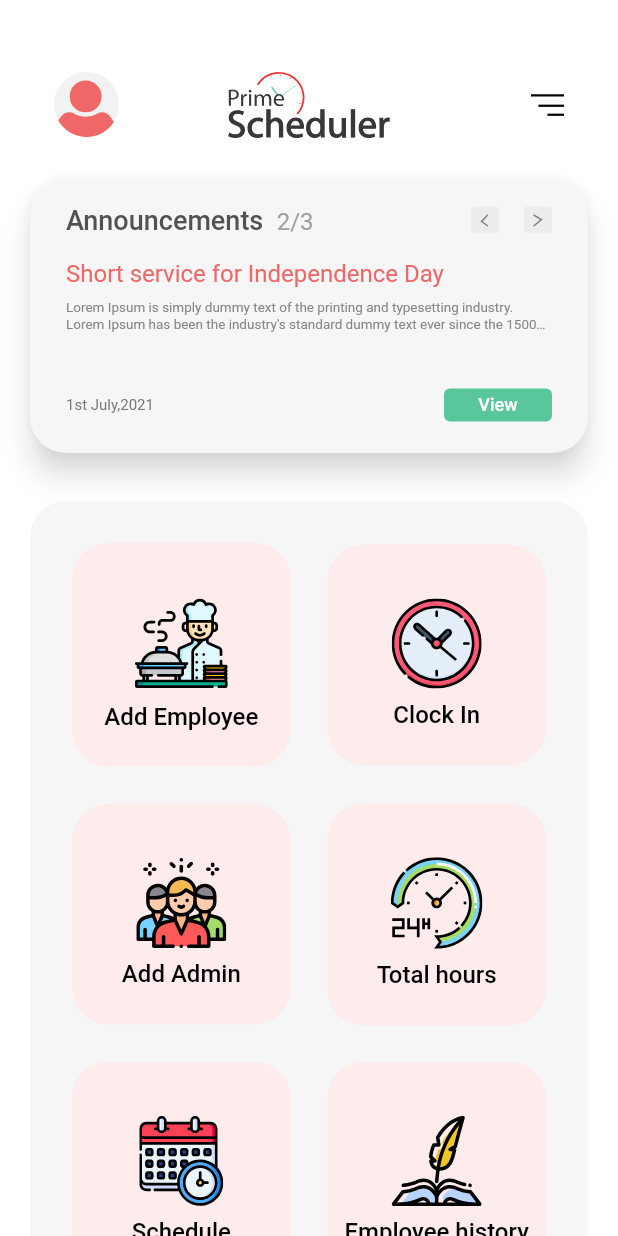
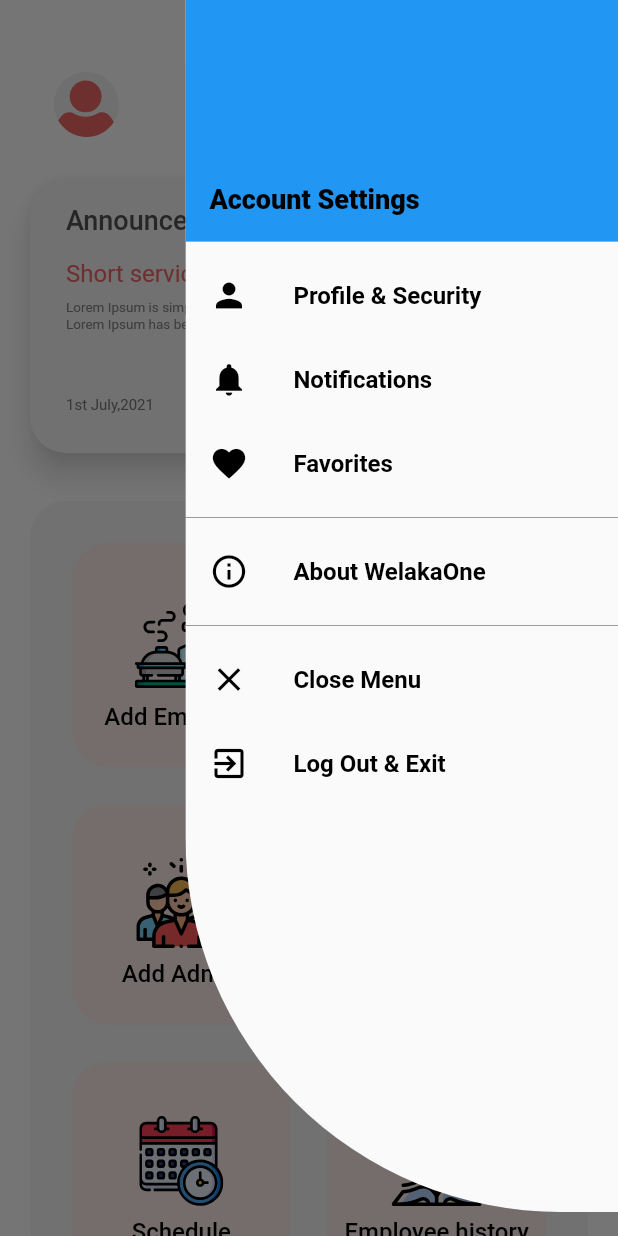
Before and after one commit to Saikat-Das-Roddur/prime_scheduler, a Flutter app: the LoggedInHomeScreen screen opened by its route, with the side drawer open (before the commit the screen has no drawer), on a phone screen of 412 x 824 dp. Run offline on Flutter 3.47's test engine with Material 2 defaults, Android fonts, the phone set to English and light mode, and no system bars; our stand-ins replace flutter_svg, fluttertoast, numberpicker, percent_indicator, progress_dialog, shared_preferences and 1 more; accounts and stored records are empty; project files that could hold a hidden picture were left out.

Commit message:
drawer added

```diff
--- a/lib/views/add_single_admin.dart
+++ b/lib/views/add_single_admin.dart
@@ -4,6 +4,7 @@ import 'package:flutter_svg/svg.dart';
 import 'package:fluttertoast/fluttertoast.dart';
 import 'package:prime_scheduler/bloc/add_admin_bloc.dart';
 import 'package:prime_scheduler/models/user_response.dart';
+import 'package:prime_scheduler/views/custom_end_drawer.dart';
 import 'package:progress_dialog/progress_dialog.dart';
 
 import 'logged_in_home.dart';
@@ -22,6 +23,7 @@ class _AddSingleAdminState extends State<AddSingleAdmin> {
   TextEditingController _emailController = TextEditingController();
   TextEditingController _mobileController = TextEditingController();
   AddAdminBloc? _addAdminBloc;
+  final GlobalKey<ScaffoldState> _scaffoldKey = new GlobalKey<ScaffoldState>();
   bool isValidEmail = false;
   ProgressDialog? progressDialog;
   RegExp _emailExp = RegExp(
@@ -37,6 +39,8 @@ class _AddSingleAdminState extends State<AddSingleAdmin> {
   @override
   Widget build(BuildContext context) {
     return Scaffold(
+      key: _scaffoldKey,
+      endDrawer: CustomEndDrawer(),
       body: SingleChildScrollView(
         child: Container(
           //height: MediaQuery.of(context).size.height,
@@ -81,9 +85,14 @@ class _AddSingleAdminState extends State<AddSingleAdmin> {
                         flex: 1,
                         child: Align(
                           alignment: Alignment.centerRight,
-                          child: SvgPicture.asset(
-                            "assets/images/Group 176.svg",
-                            color: const Color(0xff050505),
+                          child: GestureDetector(
+                            onTap: (){
+                              _scaffoldKey.currentState?.openEndDrawer();
+                            },
+                            child: SvgPicture.asset(
+                              "assets/images/Group 176.svg",
+                              color: const Color(0xff050505),
+                            ),
                           ),
                         )),
                   ],
--- a/lib/views/add_single_employee.dart
+++ b/lib/views/add_single_employee.dart
@@ -7,6 +7,7 @@ import 'package:fluttertoast/fluttertoast.dart';
 import 'package:intl/intl.dart';
 import 'package:prime_scheduler/bloc/add_employee_bloc.dart';
 import 'package:prime_scheduler/models/user_response.dart';
+import 'package:prime_scheduler/views/custom_end_drawer.dart';
 import 'package:prime_scheduler/views/logged_in_home.dart';
 import 'package:progress_dialog/progress_dialog.dart';
 
@@ -25,6 +26,7 @@ class _AddSingleEmployeeState extends State<AddSingleEmployee> {
   TextEditingController _mobileController = TextEditingController();
   TextEditingController _socialInsuranceNoController = TextEditingController();
   TextEditingController _dobController = TextEditingController();
+  final GlobalKey<ScaffoldState> _scaffoldKey = new GlobalKey<ScaffoldState>();
   DateTime dateTime = DateTime.now();
   String dob = "";
   bool isValidEmail = false,
@@ -49,6 +51,8 @@ class _AddSingleEmployeeState extends State<AddSingleEmployee> {
   Widget build(BuildContext context) {
     progressDialog = ProgressDialog(context, isDismissible: false);
     return Scaffold(
+      key: _scaffoldKey,
+      endDrawer: CustomEndDrawer(),
       body: SingleChildScrollView(
         child: Column(
           crossAxisAlignment: CrossAxisAlignment.stretch,
@@ -91,9 +95,14 @@ class _AddSingleEmployeeState extends State<AddSingleEmployee> {
                       flex: 1,
                       child: Align(
                         alignment: Alignment.centerRight,
-                        child: SvgPicture.asset(
-                          "assets/images/Group 176.svg",
-                          color: const Color(0xff050505),
+                        child: GestureDetector(
+                          onTap: (){
+                            _scaffoldKey.currentState?.openEndDrawer();
+                          },
+                          child: SvgPicture.asset(
+                            "assets/images/Group 176.svg",
+                            color: const Color(0xff050505),
+                          ),
                         ),
                       )),
                 ],
--- /dev/null
+++ b/lib/views/custom_end_drawer.dart
@@ -0,0 +1,179 @@
+import 'package:flutter/cupertino.dart';
+import 'package:flutter/material.dart';
+
+class CustomEndDrawer extends StatelessWidget {
+  const CustomEndDrawer({Key? key}) : super(key: key);
+
+  @override
+  Widget build(BuildContext context) {
+    // Home
+    // Add announcement
+    // Profile
+    // Update profile
+    // Change password
+    // logout
+
+    return Padding(
+      padding: const EdgeInsets.only(bottom: 16),
+      child: ClipRRect(
+        borderRadius: const BorderRadius.only(
+          bottomLeft: Radius.circular(250),
+        ),
+        child: SizedBox(
+          width: MediaQuery.of(context).size.width*.7,
+          child: Drawer(
+            child:  ListView(
+              children: <Widget>[
+                 const UserAccountsDrawerHeader(
+                  accountName: Text(
+                    '',
+                    style: TextStyle(
+                      fontSize: 1,
+                      fontWeight: FontWeight.w800,
+                      color: Colors.black,
+                    ),
+                  ),
+                  accountEmail: Text(
+                    'Account Settings',
+                    style: TextStyle(
+                      fontSize: 18,
+                      fontWeight: FontWeight.w800,
+                      color: Colors.black,
+                    ),
+                  ),
+                ),
+                ListTile(
+                  title: const Text(
+                    'Profile & Security',
+                    style: TextStyle(
+                      fontSize: 16.0,
+                      fontWeight: FontWeight.w600,
+                      color: Colors.black,
+                    ),
+                  ),
+                  onTap: () {
+                    // Update the state of the app
+                    // ...
+                    // Then close the drawer
+                    Navigator.pop(context);
+                  },
+                  leading: const Icon(
+                    Icons.person,
+                    size: 26.0,
+                    color: Colors.black,
+                  ),
+                ),
+                ListTile(
+                  title: const Text(
+                    'Notifications',
+                    style: TextStyle(
+                      fontSize: 16.0,
+                      fontWeight: FontWeight.w600,
+                      color: Colors.black,
+                    ),
+                  ),
+                  onTap: () {
+                    // Update the state of the app
+                    // ...
+                    // Then close the drawer
+                    Navigator.pop(context);
+                  },
+                  leading: const Icon(
+                    Icons.notifications,
+                    size: 26.0,
+                    color: Colors.black,
+                  ),
+                ),
+                ListTile(
+                  title: const Text(
+                    'Favorites',
+                    style: TextStyle(
+                      fontSize: 16.0,
+                      fontWeight: FontWeight.w600,
+                      color: Colors.black,
+                    ),
+                  ),
+                  onTap: () {
+                    // Update the state of the app
+                    // ...
+                    // Then close the drawer
+                    Navigator.pop(context);
+                  },
+                  leading: const Icon(
+                    Icons.favorite,
+                    size: 26.0,
+                    color: Colors.black,
+                  ),
+                ),
+                const Divider(
+                  color: Colors.black38,
+                ),
+                ListTile(
+                  title: const Text(
+                    'About WelakaOne',
+                    style: TextStyle(
+                      fontSize: 16.0,
+                      fontWeight: FontWeight.w600,
+                      color: Colors.black,
+                    ),
+                  ),
+                  onTap: () {
+                    //Navigator.pushReplacementNamed(context, Routes.about);
+                    //Navigator.popAndPushNamed(context, Routes.app1);
+                  },
+                  leading: const Icon(
+                    Icons.info_outline,
+                    size: 26.0,
+                    color: Colors.black,
+                  ),
+                ),
+                const Divider(
+                  color: Colors.black38,
+                ),
+                ListTile(
+                  title: const Text(
+                    'Close Menu',
+                    style: TextStyle(
+                      fontSize: 16.0,
+                      fontWeight: FontWeight.w600,
+                      color: Colors.black,
+                    ),
+                  ),
+                  onTap: () {
+                    // Update the state of the app
+                    // ...
+                    // Then close the drawer
+                    Navigator.pop(context);
+                  },
+                  leading: const Icon(
+                    Icons.close,
+                    size: 26.0,
+                    color: Colors.black,
+                  ),
+                ),
+                ListTile(
+                  title: const Text(
+                    'Log Out & Exit',
+                    style: TextStyle(
+                      fontSize: 16.0,
+                      fontWeight: FontWeight.w600,
+                      color: Colors.black,
+                    ),
+                  ),
+                  onTap: () {
+                    Navigator.pop(context);
+                  },
+                  leading: const Icon(
+                    Icons.exit_to_app,
+                    size: 26.0,
+                    color: Colors.black,
+                  ),
+                ),
+              ],
+            ),
+          ),
+        ),
+      ),
+    );
+  }
+}
--- a/lib/views/logged_in_home.dart
+++ b/lib/views/logged_in_home.dart
@@ -6,6 +6,7 @@ import 'package:prime_scheduler/models/user_response.dart';
 import 'package:prime_scheduler/views/add_admin.dart';
 import 'package:prime_scheduler/views/add_employees.dart';
 import 'package:prime_scheduler/views/clock_in.dart';
+import 'package:prime_scheduler/views/custom_end_drawer.dart';
 import 'package:prime_scheduler/views/employee_history.dart';
 import 'package:prime_scheduler/views/schedule_welcome_screen.dart';
 
@@ -25,11 +26,14 @@ class _LoggedInHomeScreenState extends State<LoggedInHomeScreen> {
       isTotalHours = false,
       isEmployeeHistory = false,
       isAddAdmin = false;
+  final GlobalKey<ScaffoldState> _scaffoldKey = new GlobalKey<ScaffoldState>();
 
   @override
   Widget build(BuildContext context) {
     return Scaffold(
+      key: _scaffoldKey,
       backgroundColor: Colors.white,
+      endDrawer: const CustomEndDrawer(),
       body: SingleChildScrollView(
         child: Column(
           crossAxisAlignment: CrossAxisAlignment.stretch,
@@ -51,21 +55,25 @@ class _LoggedInHomeScreenState extends State<LoggedInHomeScreen> {
                       ),
                     ),
                   ),
-                  Flexible(
-                      child: Align(
+                  Align(
                     alignment: Alignment.center,
                     child: SvgPicture.asset(
-                      "assets/images/Group.svg",
-                      height: 44,
+                  "assets/images/Group.svg",
+                  height: 44,
                     ),
-                  )),
+                  ),
                   Flexible(
                       flex: 1,
                       child: Align(
                         alignment: Alignment.centerRight,
-                        child: SvgPicture.asset(
-                          "assets/images/Group 176.svg",
-                          color: const Color(0xff050505),
+                        child: GestureDetector(
+                          onTap: (){
+                            _scaffoldKey.currentState?.openEndDrawer();
+                          },
+                          child: SvgPicture.asset(
+                            "assets/images/Group 176.svg",
+                            color: const Color(0xff050505),
+                          ),
                         ),
                       )),
                 ],
```
